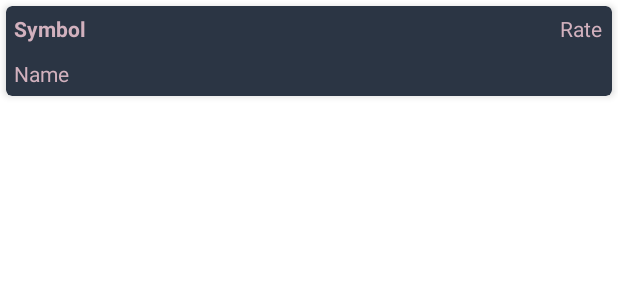
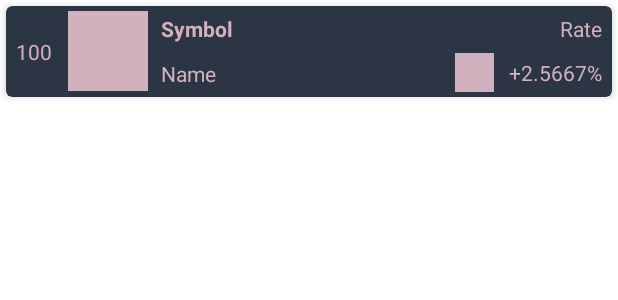
Before and after one commit to uncle-draza/ShkeCrypto, an Android app: the layout currency_rv_item.xml on its own in the app's theme, with its tools: preview values and no code run, on a phone screen of 412 x 824 dp. Shown: the top 300 px of the screen. Run offline under Robolectric (Android 15) with nearby library versions, the phone set to English and light mode, and no system bars; network calls fail.

Commit message:
dodate placeholder slike i tekstualna polja u rv karticu

```diff
--- a/app/src/main/java/com/example/pma_projekat/CurrencyRVAdapter.kt
+++ b/app/src/main/java/com/example/pma_projekat/CurrencyRVAdapter.kt
@@ -33,6 +33,7 @@ class CurrencyRVAdapter(currencyRVModelArrayList: ArrayList<CurrencyRVModel>, co
         holder.currencyNameTV.text = currencyRVModel.name
         holder.symbolTV.text = currencyRVModel.symbol
         holder.rateTV.text = "$ " + df2.format(currencyRVModel.price)
+        holder.idTV.text = currencyRVModel.idCurrency.toString()
     }
     override fun getItemCount(): Int {
         return currencyRVModelArrayList.size
@@ -42,11 +43,13 @@ class CurrencyRVAdapter(currencyRVModelArrayList: ArrayList<CurrencyRVModel>, co
         var currencyNameTV: TextView
         var symbolTV: TextView
         var rateTV: TextView
+        var idTV: TextView
 
         init {
             currencyNameTV = itemView.findViewById(R.id.idTVCurrencyName)
             symbolTV = itemView.findViewById(R.id.idTVSymbol)
             rateTV = itemView.findViewById(R.id.idTVCurrencyRate)
+            idTV = itemView.findViewById(R.id.currencyID)
         }
     }
 }
--- a/app/src/main/java/com/example/pma_projekat/CurrencyRVModel.kt
+++ b/app/src/main/java/com/example/pma_projekat/CurrencyRVModel.kt
@@ -1,4 +1,4 @@
 package com.example.pma_projekat
 
-class CurrencyRVModel (var name:String, var symbol:String, var price: Double){
+class CurrencyRVModel (var name:String, var symbol:String, var price: Double, var idCurrency:Int){
 }
--- a/app/src/main/java/com/example/pma_projekat/MainActivity.kt
+++ b/app/src/main/java/com/example/pma_projekat/MainActivity.kt
@@ -88,10 +88,11 @@ class MainActivity : AppCompatActivity() {
                         var dataObj:JSONObject = dataArray.getJSONObject(i)
                         var name: String = dataObj.getString("name")
                         var symbol: String = dataObj.getString("symbol")
+                        var id: Int = i + 1
                         var quote:JSONObject = dataObj.getJSONObject("quote")
                         var USD:JSONObject = quote.getJSONObject("USD")
                         var price:Double = USD.getDouble("price")
-                        currencyRVModelArrayList.add(CurrencyRVModel(name,symbol,price))
+                        currencyRVModelArrayList.add(CurrencyRVModel(name,symbol,price,id))
                     }
                     currencyRVAdapter.notifyDataSetChanged()
                 }catch (e: JSONException){
--- a/app/src/main/res/layout/currency_rv_item.xml
+++ b/app/src/main/res/layout/currency_rv_item.xml
@@ -12,6 +12,49 @@
         android:layout_width="match_parent"
         android:layout_height="wrap_content"
         android:id="@+id/idRLCurrency">
+        <TextView
+            android:layout_width="30dp"
+            android:layout_height="wrap_content"
+            android:layout_centerVertical="true"
+            android:layout_marginRight="4dp"
+            android:layout_marginLeft="4dp"
+            android:id="@+id/currencyID"
+            android:text="100"
+            android:textAlignment="center"
+            android:textColor="#d2b1be"
+            />
+
+        <ImageView
+            android:id="@+id/currencyLogo"
+            android:layout_width="53dp"
+            android:layout_height="53dp"
+            android:layout_margin="3dp"
+            android:layout_toRightOf="@id/currencyID"
+            android:background="#d2b1be"
+            />
+
+        <ImageView
+            android:layout_width="26dp"
+            android:layout_height="26dp"
+            android:id="@+id/changeIndicator"
+            android:background="#d2b1be"
+            android:layout_below="@id/idTVCurrencyRate"
+            android:padding="3dp"
+            android:layout_margin="3dp"
+            android:layout_toLeftOf="@id/currencyChangePercentage"
+            />
+        <TextView
+            android:layout_width="wrap_content"
+            android:layout_height="wrap_content"
+            android:id="@+id/currencyChangePercentage"
+            android:text="+2.5667%"
+            android:textColor="#d2b1be"
+            android:layout_alignParentEnd="true"
+            android:layout_alignParentRight="true"
+            android:layout_below="@id/idTVCurrencyRate"
+            android:padding="3dp"
+            android:layout_margin="3dp"
+            />
 
         <TextView
             android:layout_width="match_parent"
@@ -20,15 +63,19 @@
             android:layout_margin="2dp"
             android:padding="3dp"
             android:layout_toLeftOf="@id/idTVCurrencyRate"
+            android:layout_toRightOf="@id/currencyLogo"
             android:text="Symbol"
             android:textColor="#d2b1be"
-            android:textStyle="bold"/>
+            android:textStyle="bold"
+            />
+
         <TextView
-            android:layout_width="match_parent"
+            android:layout_width="wrap_content"
             android:layout_height="wrap_content"
             android:id="@+id/idTVCurrencyName"
             android:text="Name"
             android:layout_below="@id/idTVSymbol"
+            android:layout_toRightOf="@id/currencyLogo"
             android:textColor="#d2b1be"
             android:padding="3dp"
             android:layout_margin="2dp"/>
```
